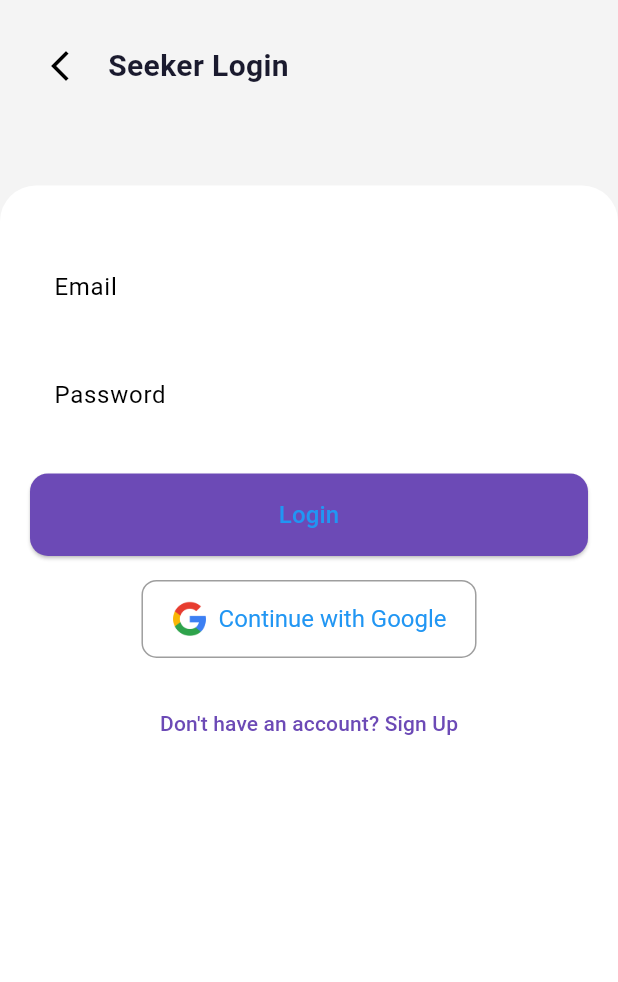
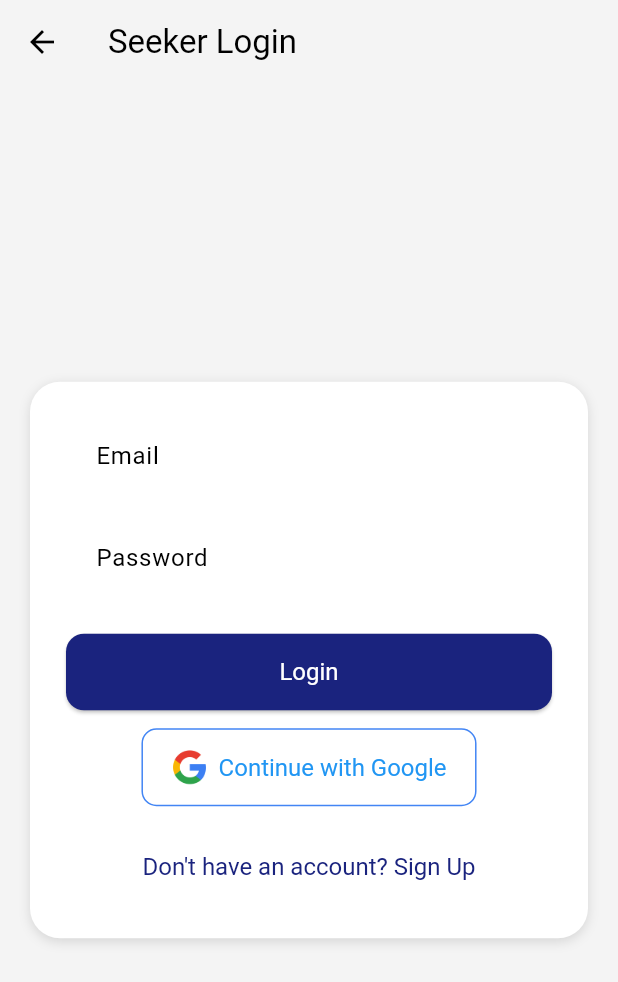
Before and after one commit to kavindadilsha/Hostel-Harbor-Prod, a Flutter app: the SeekerLoginPage screen opened by its route, on a phone screen of 412 x 824 dp. Shown: the top 982 px of the screen. Run offline on Flutter 3.47's test engine with Material 3 defaults, Android fonts, the phone set to English and light mode, and no system bars; our stand-ins replace cloud_firestore, firebase_auth, firebase_core, firebase_storage, google_sign_in, image_picker; accounts and stored records are empty.

```diff
--- a/lib/seeker_login_page.dart
+++ b/lib/seeker_login_page.dart
@@ -101,8 +101,27 @@ class _SeekerLoginPageState extends State<SeekerLoginPage> {
       style: OutlinedButton.styleFrom(
         padding: const EdgeInsets.symmetric(horizontal: 20, vertical: 14),
         shape: RoundedRectangleBorder(borderRadius: BorderRadius.circular(10)),
-        side: const BorderSide(color: Colors.grey),
+        side: const BorderSide(color: Color(0xFF4285F4)),
         textStyle: const TextStyle(fontSize: 16),
+      ),
+    );
+  }
+
+  Widget _buildTextField({
+    required String label,
+    required TextEditingController controller,
+    bool obscure = false,
+    required String? Function(String?) validator,
+  }) {
+    return TextFormField(
+      controller: controller,
+      obscureText: obscure,
+      validator: validator,
+      decoration: InputDecoration(
+        labelText: label,
+        border: OutlineInputBorder(borderRadius: BorderRadius.circular(12)),
+        contentPadding:
+            const EdgeInsets.symmetric(horizontal: 16, vertical: 14),
       ),
     );
   }
@@ -111,61 +130,46 @@ class _SeekerLoginPageState extends State<SeekerLoginPage> {
   Widget build(BuildContext context) {
     return Scaffold(
       backgroundColor: const Color(0xFFF4F4F4),
-      body: SafeArea(
-        child: Stack(
-          children: [
-            Container(
-              alignment: Alignment.topLeft,
-              padding: const EdgeInsets.symmetric(horizontal: 16, vertical: 20),
-              child: Row(
-                children: [
-                  IconButton(
-                    icon: const Icon(Icons.arrow_back_ios_new),
-                    onPressed: () => Navigator.pop(context),
+      appBar: AppBar(
+        title: const Text('Seeker Login'),
+        backgroundColor: const Color(0xFFF4F4F4),
+        foregroundColor: Colors.black,
+        elevation: 0,
       ),
-                  const SizedBox(width: 8),
-                  const Text(
-                    'Seeker Login',
-                    style: TextStyle(
-                      fontSize: 20,
-                      fontWeight: FontWeight.bold,
-                      color: Color(0xFF1A1A2E),
-                    ),
-                  ),
+      body: Center(
+        child: SingleChildScrollView(
+          padding: const EdgeInsets.all(20),
+          child: ConstrainedBox(
+            constraints: const BoxConstraints(maxWidth: 400),
+            child: Container(
+              padding: const EdgeInsets.all(24),
+              decoration: BoxDecoration(
+                color: Colors.white,
+                borderRadius: BorderRadius.circular(20),
+                boxShadow: const [
+                  BoxShadow(
+                    color: Colors.black12,
+                    blurRadius: 6,
+                    offset: Offset(0, 2),
+                  )
                 ],
               ),
-            ),
-            Align(
-              alignment: Alignment.bottomCenter,
-              child: Container(
-                height: MediaQuery.of(context).size.height * 0.85,
-                padding: const EdgeInsets.all(20),
-                decoration: const BoxDecoration(
-                  color: Colors.white,
-                  borderRadius: BorderRadius.vertical(top: Radius.circular(24)),
-                ),
-                child: SingleChildScrollView(
               child: Form(
                 key: _formKey,
                 child: Column(
+                  mainAxisSize: MainAxisSize.min,
                   children: [
-                        const SizedBox(height: 20),
                     if (_errorMessage != null)
                       Padding(
-                            padding: const EdgeInsets.only(bottom: 10),
+                        padding: const EdgeInsets.only(bottom: 12),
                         child: Text(
                           _errorMessage!,
                           style: const TextStyle(color: Colors.red),
                         ),
                       ),
-                        TextFormField(
+                    _buildTextField(
+                      label: 'Email',
                       controller: _emailController,
-                          decoration: InputDecoration(
-                            labelText: 'Email',
-                            border: OutlineInputBorder(
-                              borderRadius: BorderRadius.circular(12),
-                            ),
-                          ),
                       validator: (value) {
                         if (value == null || value.isEmpty)
                           return 'Enter email';
@@ -176,21 +180,13 @@ class _SeekerLoginPageState extends State<SeekerLoginPage> {
                       },
                     ),
                     const SizedBox(height: 16),
-                        TextFormField(
+                    _buildTextField(
+                      label: 'Password',
                       controller: _passwordController,
-                          obscureText: true,
-                          decoration: InputDecoration(
-                            labelText: 'Password',
-                            border: OutlineInputBorder(
-                              borderRadius: BorderRadius.circular(12),
-                            ),
-                          ),
-                          validator: (value) {
-                            if (value == null || value.length < 6) {
-                              return 'Password must be at least 6 characters';
-                            }
-                            return null;
-                          },
+                      obscure: true,
+                      validator: (value) => value == null || value.length < 6
+                          ? 'Minimum 6 characters'
+                          : null,
                     ),
                     const SizedBox(height: 24),
                     _isLoading
@@ -202,33 +198,31 @@ class _SeekerLoginPageState extends State<SeekerLoginPage> {
                                 child: ElevatedButton(
                                   onPressed: _login,
                                   style: ElevatedButton.styleFrom(
-                                        backgroundColor:
-                                            const Color(0xFF6C4AB6),
+                                    backgroundColor: const Color(0xFF1A237E),
+                                    foregroundColor: Colors.white,
                                     padding: const EdgeInsets.symmetric(
                                         vertical: 16),
                                     shape: RoundedRectangleBorder(
-                                          borderRadius:
-                                              BorderRadius.circular(12),
+                                      borderRadius: BorderRadius.circular(12),
+                                    ),
+                                    textStyle: const TextStyle(fontSize: 16),
+                                  ),
+                                  child: const Text('Login'),
                                 ),
                               ),
-                                      child: const Text(
-                                        'Login',
-                                        style: TextStyle(fontSize: 16),
-                                      ),
-                                    ),
-                                  ),
-                                  const SizedBox(height: 16),
+                              const SizedBox(height: 12),
                               _buildGoogleButton(),
                             ],
                           ),
-                        const SizedBox(height: 20),
+                    const SizedBox(height: 16),
                     TextButton(
                       onPressed: () {
                         Navigator.pushNamed(context, '/signup/seeker');
                       },
-                          child: const Text(
-                            'Don\'t have an account? Sign Up',
-                            style: TextStyle(color: Color(0xFF6C4AB6)),
+                      child: const Text('Don\'t have an account? Sign Up'),
+                      style: TextButton.styleFrom(
+                        foregroundColor: const Color(0xFF1A237E),
+                        textStyle: const TextStyle(fontSize: 16),
                       ),
                     ),
                   ],
@@ -237,8 +231,6 @@ class _SeekerLoginPageState extends State<SeekerLoginPage> {
             ),
           ),
         ),
-          ],
-        ),
       ),
     );
   }
```
Also changed, not shown: lib/admin_signup_page.dart (+138 -134 lines), lib/admin_view.dart (+14 -7 lines), lib/payment.dart (+21 -4 lines), lib/seeker_signup_page.dart (+16 -0 lines), 4 other files. Lines whose indentation alone changed are shown as unchanged.
